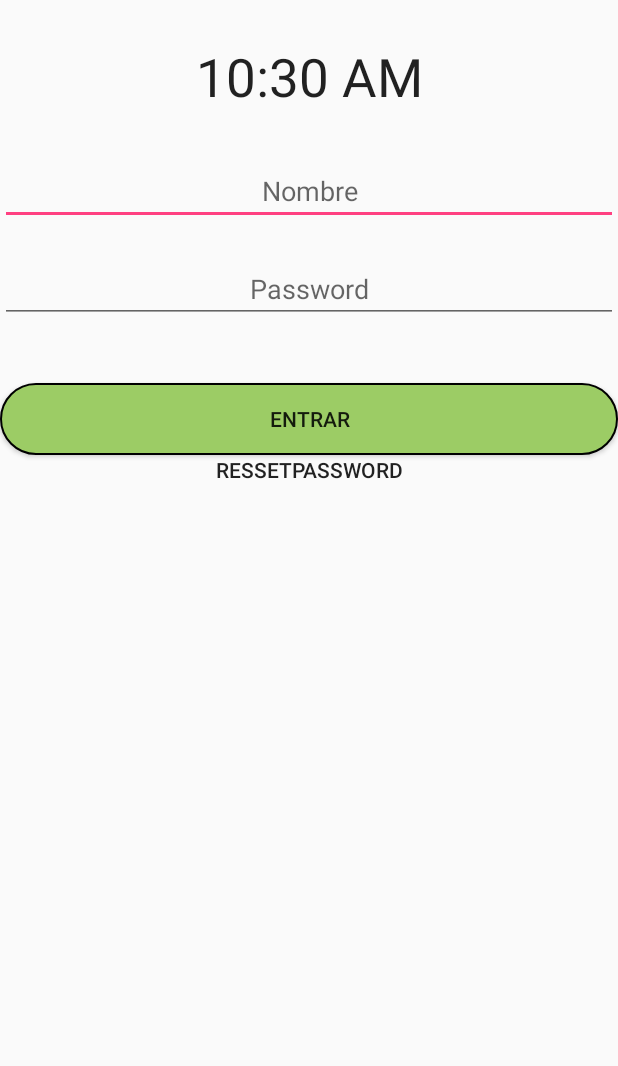
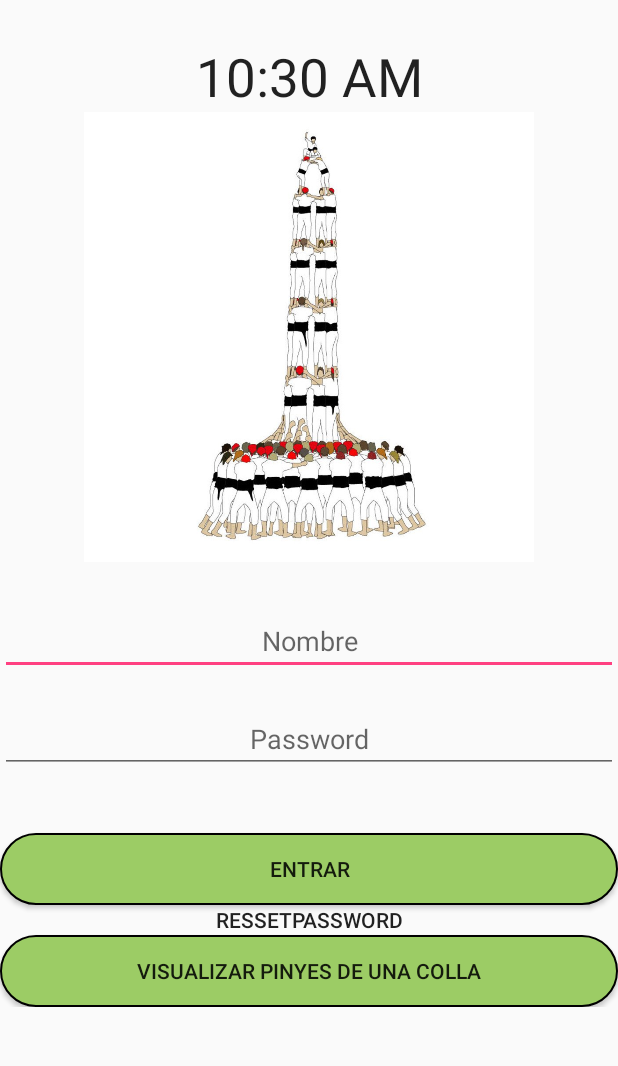
Before and after one commit to rubenniki/Castepinyes, an Android app: the screen it shows after launch (Sing), on a phone screen of 412 x 824 dp, the part 99-1165 px from its top. Run offline under Robolectric (Android 15) with nearby library versions, the phone set to English and light mode, and no system bars; our stand-ins replace Firebase (no records; nobody signed in at launch, a user with empty details on screens opened directly).

Commit message:
sing + icono

```diff
--- a/app/src/main/res/layout/fragment_sing.xml
+++ b/app/src/main/res/layout/fragment_sing.xml
@@ -2,7 +2,8 @@
     xmlns:app="http://schemas.android.com/apk/res-auto"
     xmlns:tools="http://schemas.android.com/tools"
     android:layout_width="match_parent"
-    android:layout_height="match_parent">
+    android:layout_height="match_parent"
+    android:id="@+id/sing_page">
 
     <android.support.design.widget.AppBarLayout
         android:id="@+id/appbar"
@@ -57,12 +58,12 @@
                 android:layout_width="match_parent"
                 android:layout_height="wrap_content"
                 android:layout_alignParentStart="true"
-                android:layout_below="@+id/textClock"
+                android:layout_below="@+id/icono_castepinyes"
                 android:layout_marginTop="30dp"
                 android:ems="10"
                 android:gravity="center"
                 android:hint="@string/nombre"
-                android:inputType="text" />
+                android:inputType="textEmailAddress" />
 
             <EditText
                 android:id="@+id/textPass"
@@ -85,6 +86,13 @@
                 android:layout_marginTop="27dp"
                 android:gravity="center"
                 android:textSize="35sp" />
+            <ImageView
+                android:id="@+id/icono_castepinyes"
+                android:layout_width="300dp"
+                android:layout_height="300dp"
+                android:layout_below="@id/textClock"
+                android:layout_centerHorizontal="true"
+                android:src="@drawable/iconocastepinyes"/>
 
             <Button
                 android:id="@+id/Sing_button_resset"
@@ -95,6 +103,14 @@
                 android:background="#00ffffff"
                 android:text="@string/Sing_Button_ressetpassword" />
 
+            <Button
+                android:id="@+id/Sing_button_anonimo"
+                android:layout_width="match_parent"
+                android:layout_height="wrap_content"
+                android:layout_below="@id/Sing_button_resset"
+                android:background="@drawable/boton_redondo"
+                android:text="@string/visualizar_pinyes_sing" />
+
         </RelativeLayout>
     </android.support.v4.widget.NestedScrollView>
 
--- a/app/src/main/res/values/strings.xml
+++ b/app/src/main/res/values/strings.xml
@@ -28,6 +28,7 @@
     <string name="boton_editar">Editar</string>
     <string name="crossa">Crossa</string>
     <string name="agulla">Agulla</string>
+    <string name="visualizar_pinyes_sing">Visualizar pinyes de una colla</string>
 
 
 </resources>
```
